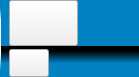
This is ui/iconswidget.ui in 15903016222/Voice as Qt 5 draws it before an edit. The edited form follows.
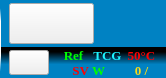
This is the edited form. Icons and pictures are not drawn.

Commit message: 增加：其他图标，用label显示；

```diff
--- a/ui/iconswidget.ui
+++ b/ui/iconswidget.ui
@@ -9,8 +9,8 @@
    <rect>
     <x>0</x>
     <y>0</y>
-    <width>139</width>
-    <height>77</height>
+    <width>166</width>
+    <height>78</height>
    </rect>
   </property>
   <property name="sizePolicy">
@@ -69,10 +69,10 @@
        <number>6</number>
       </property>
       <property name="topMargin">
-       <number>0</number>
+       <number>3</number>
       </property>
       <property name="bottomMargin">
-       <number>0</number>
+       <number>3</number>
       </property>
       <item>
        <widget class="QPushButton" name="pushButton_keyboard">
@@ -109,7 +109,7 @@
           <number>0</number>
          </property>
          <property name="bottomMargin">
-          <number>6</number>
+          <number>3</number>
          </property>
          <item>
           <widget class="QLabel" name="label_2">
@@ -184,7 +184,7 @@
           <number>0</number>
          </property>
          <property name="bottomMargin">
-          <number>0</number>
+          <number>3</number>
          </property>
          <item>
           <widget class="QPushButton" name="pushButton_set">
@@ -213,6 +213,353 @@
         <property name="frameShadow">
          <enum>QFrame::Raised</enum>
         </property>
+        <layout class="QGridLayout" name="gridLayout_2">
+         <property name="topMargin">
+          <number>0</number>
+         </property>
+         <property name="rightMargin">
+          <number>0</number>
+         </property>
+         <property name="bottomMargin">
+          <number>0</number>
+         </property>
+         <property name="horizontalSpacing">
+          <number>3</number>
+         </property>
+         <property name="verticalSpacing">
+          <number>0</number>
+         </property>
+         <item row="0" column="0">
+          <widget class="QLabel" name="label_ref">
+           <property name="palette">
+            <palette>
+             <active>
+              <colorrole role="WindowText">
+               <brush brushstyle="SolidPattern">
+                <color alpha="255">
+                 <red>0</red>
+                 <green>255</green>
+                 <blue>0</blue>
+                </color>
+               </brush>
+              </colorrole>
+             </active>
+             <inactive>
+              <colorrole role="WindowText">
+               <brush brushstyle="SolidPattern">
+                <color alpha="255">
+                 <red>0</red>
+                 <green>255</green>
+                 <blue>0</blue>
+                </color>
+               </brush>
+              </colorrole>
+             </inactive>
+             <disabled>
+              <colorrole role="WindowText">
+               <brush brushstyle="SolidPattern">
+                <color alpha="255">
+                 <red>120</red>
+                 <green>120</green>
+                 <blue>120</blue>
+                </color>
+               </brush>
+              </colorrole>
+             </disabled>
+            </palette>
+           </property>
+           <property name="font">
+            <font>
+             <family>Times New Roman</family>
+             <pointsize>10</pointsize>
+             <weight>75</weight>
+             <bold>true</bold>
+            </font>
+           </property>
+           <property name="text">
+            <string>Ref</string>
+           </property>
+           <property name="alignment">
+            <set>Qt::AlignCenter</set>
+           </property>
+          </widget>
+         </item>
+         <item row="0" column="1">
+          <widget class="QLabel" name="label_tcg">
+           <property name="palette">
+            <palette>
+             <active>
+              <colorrole role="WindowText">
+               <brush brushstyle="SolidPattern">
+                <color alpha="255">
+                 <red>28</red>
+                 <green>244</green>
+                 <blue>255</blue>
+                </color>
+               </brush>
+              </colorrole>
+             </active>
+             <inactive>
+              <colorrole role="WindowText">
+               <brush brushstyle="SolidPattern">
+                <color alpha="255">
+                 <red>28</red>
+                 <green>244</green>
+                 <blue>255</blue>
+                </color>
+               </brush>
+              </colorrole>
+             </inactive>
+             <disabled>
+              <colorrole role="WindowText">
+               <brush brushstyle="SolidPattern">
+                <color alpha="255">
+                 <red>120</red>
+                 <green>120</green>
+                 <blue>120</blue>
+                </color>
+               </brush>
+              </colorrole>
+             </disabled>
+            </palette>
+           </property>
+           <property name="font">
+            <font>
+             <family>Times New Roman</family>
+             <pointsize>10</pointsize>
+             <weight>75</weight>
+             <bold>true</bold>
+            </font>
+           </property>
+           <property name="text">
+            <string>TCG</string>
+           </property>
+           <property name="alignment">
+            <set>Qt::AlignCenter</set>
+           </property>
+          </widget>
+         </item>
+         <item row="0" column="2">
+          <widget class="QLabel" name="label_temperature">
+           <property name="palette">
+            <palette>
+             <active>
+              <colorrole role="WindowText">
+               <brush brushstyle="SolidPattern">
+                <color alpha="255">
+                 <red>255</red>
+                 <green>0</green>
+                 <blue>0</blue>
+                </color>
+               </brush>
+              </colorrole>
+             </active>
+             <inactive>
+              <colorrole role="WindowText">
+               <brush brushstyle="SolidPattern">
+                <color alpha="255">
+                 <red>255</red>
+                 <green>0</green>
+                 <blue>0</blue>
+                </color>
+               </brush>
+              </colorrole>
+             </inactive>
+             <disabled>
+              <colorrole role="WindowText">
+               <brush brushstyle="SolidPattern">
+                <color alpha="255">
+                 <red>120</red>
+                 <green>120</green>
+                 <blue>120</blue>
+                </color>
+               </brush>
+              </colorrole>
+             </disabled>
+            </palette>
+           </property>
+           <property name="font">
+            <font>
+             <family>Times New Roman</family>
+             <pointsize>10</pointsize>
+             <weight>75</weight>
+             <bold>true</bold>
+            </font>
+           </property>
+           <property name="text">
+            <string>50°C</string>
+           </property>
+           <property name="alignment">
+            <set>Qt::AlignCenter</set>
+           </property>
+          </widget>
+         </item>
+         <item row="1" column="0">
+          <widget class="QLabel" name="label_sv">
+           <property name="palette">
+            <palette>
+             <active>
+              <colorrole role="WindowText">
+               <brush brushstyle="SolidPattern">
+                <color alpha="255">
+                 <red>255</red>
+                 <green>0</green>
+                 <blue>0</blue>
+                </color>
+               </brush>
+              </colorrole>
+             </active>
+             <inactive>
+              <colorrole role="WindowText">
+               <brush brushstyle="SolidPattern">
+                <color alpha="255">
+                 <red>255</red>
+                 <green>0</green>
+                 <blue>0</blue>
+                </color>
+               </brush>
+              </colorrole>
+             </inactive>
+             <disabled>
+              <colorrole role="WindowText">
+               <brush brushstyle="SolidPattern">
+                <color alpha="255">
+                 <red>120</red>
+                 <green>120</green>
+                 <blue>120</blue>
+                </color>
+               </brush>
+              </colorrole>
+             </disabled>
+            </palette>
+           </property>
+           <property name="font">
+            <font>
+             <family>Times New Roman</family>
+             <pointsize>10</pointsize>
+             <weight>75</weight>
+             <bold>true</bold>
+            </font>
+           </property>
+           <property name="text">
+            <string>SV</string>
+           </property>
+           <property name="alignment">
+            <set>Qt::AlignRight|Qt::AlignTrailing|Qt::AlignVCenter</set>
+           </property>
+          </widget>
+         </item>
+         <item row="1" column="1">
+          <widget class="QLabel" name="label_w">
+           <property name="palette">
+            <palette>
+             <active>
+              <colorrole role="WindowText">
+               <brush brushstyle="SolidPattern">
+                <color alpha="255">
+                 <red>0</red>
+                 <green>255</green>
+                 <blue>0</blue>
+                </color>
+               </brush>
+              </colorrole>
+             </active>
+             <inactive>
+              <colorrole role="WindowText">
+               <brush brushstyle="SolidPattern">
+                <color alpha="255">
+                 <red>0</red>
+                 <green>255</green>
+                 <blue>0</blue>
+                </color>
+               </brush>
+              </colorrole>
+             </inactive>
+             <disabled>
+              <colorrole role="WindowText">
+               <brush brushstyle="SolidPattern">
+                <color alpha="255">
+                 <red>120</red>
+                 <green>120</green>
+                 <blue>120</blue>
+                </color>
+               </brush>
+              </colorrole>
+             </disabled>
+            </palette>
+           </property>
+           <property name="font">
+            <font>
+             <family>Times New Roman</family>
+             <pointsize>10</pointsize>
+             <weight>75</weight>
+             <bold>true</bold>
+            </font>
+           </property>
+           <property name="text">
+            <string>W</string>
+           </property>
+           <property name="alignment">
+            <set>Qt::AlignLeading|Qt::AlignLeft|Qt::AlignVCenter</set>
+           </property>
+          </widget>
+         </item>
+         <item row="1" column="2">
+          <widget class="QLabel" name="label">
+           <property name="palette">
+            <palette>
+             <active>
+              <colorrole role="WindowText">
+               <brush brushstyle="SolidPattern">
+                <color alpha="255">
+                 <red>255</red>
+                 <green>220</green>
+                 <blue>20</blue>
+                </color>
+               </brush>
+              </colorrole>
+             </active>
+             <inactive>
+              <colorrole role="WindowText">
+               <brush brushstyle="SolidPattern">
+                <color alpha="255">
+                 <red>255</red>
+                 <green>220</green>
+                 <blue>20</blue>
+                </color>
+               </brush>
+              </colorrole>
+             </inactive>
+             <disabled>
+              <colorrole role="WindowText">
+               <brush brushstyle="SolidPattern">
+                <color alpha="255">
+                 <red>120</red>
+                 <green>120</green>
+                 <blue>120</blue>
+                </color>
+               </brush>
+              </colorrole>
+             </disabled>
+            </palette>
+           </property>
+           <property name="font">
+            <font>
+             <family>Times New Roman</family>
+             <pointsize>10</pointsize>
+             <weight>75</weight>
+             <bold>true</bold>
+            </font>
+           </property>
+           <property name="text">
+            <string>0 /</string>
+           </property>
+           <property name="alignment">
+            <set>Qt::AlignCenter</set>
+           </property>
+          </widget>
+         </item>
+        </layout>
        </widget>
       </item>
      </layout>
```
Left out of the diff: 4 changed lines with no effect on the pictures. The commit also changes 1 other file.
